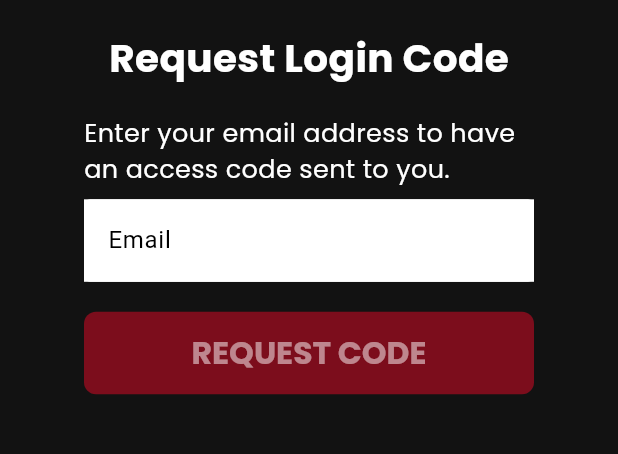
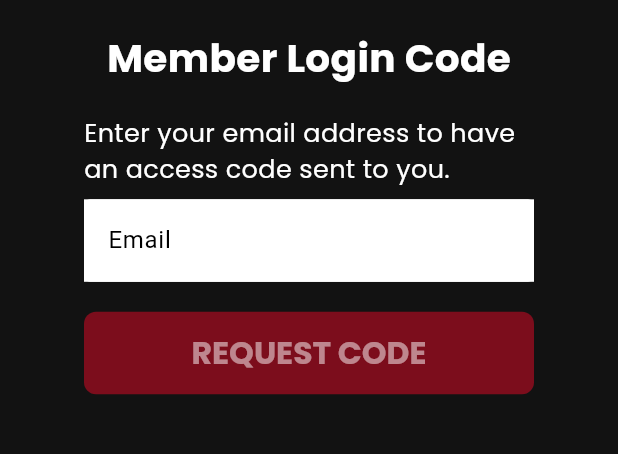
Before and after one commit to ericziegler/ChayilFlutter, a Flutter app: the MorePage screen opened directly, after a tap on "Logout", on a phone screen of 412 x 824 dp, the part 371-825 px from its top. Run offline on Flutter 3.47's test engine with Material 3 defaults, Android fonts, the phone set to English and light mode, and no system bars; our stand-ins replace chewie, device_info_plus, flutter_secure_storage, package_info_plus, video_player; accounts and stored records are empty.

Commit message:
EZ: Fix multiple tabs on logout.

```diff
--- a/lib/presentation/authentication/login_page.dart
+++ b/lib/presentation/authentication/login_page.dart
@@ -107,7 +107,7 @@ class _LoginPageState extends State<LoginPage> {
                     ),
                     const SizedBox(height: 20),
                     const Text(
-                      'Check your email for your access code. Enter it here to access the curriculum.',
+                      'MEMBERS: Check your email for your access code. Enter it here to access the curriculum.',
                       style: paragraphTextStyle,
                     ),
                     const SizedBox(height: 8),
@@ -130,7 +130,7 @@ class _LoginPageState extends State<LoginPage> {
                     ),
                     const SizedBox(height: 8),
                     const Text(
-                      'Give 1-3 minutes for code delivery.',
+                      'Please allow 1-3 minutes for code delivery.',
                       style: captionTextStyle,
                     ),
                   ],
--- a/lib/presentation/authentication/request_login_page.dart
+++ b/lib/presentation/authentication/request_login_page.dart
@@ -81,7 +81,7 @@ class _RequestLoginPageState extends State<RequestLoginPage> {
                     ),
                     const SizedBox(height: 20),
                     const Text(
-                      'Request Login Code',
+                      'Member Login Code',
                       style: headerTextStyle,
                     ),
                     const SizedBox(height: 20),
--- a/lib/presentation/more/more_page.dart
+++ b/lib/presentation/more/more_page.dart
@@ -59,10 +59,11 @@ class _MorePageState extends State<MorePage> {
 
     await _userRepository.clearCachedUser();
 
+    // Use root navigator to fully exit the MainTabPage
     if (context.mounted) {
-      Navigator.of(context).pushAndRemoveUntil(
+      Navigator.of(context, rootNavigator: true).pushAndRemoveUntil(
         MaterialPageRoute(builder: (_) => const RequestLoginPage()),
-        (Route<dynamic> route) => false, // Remove all routes
+        (Route<dynamic> route) => false,
       );
     }
   }
```
